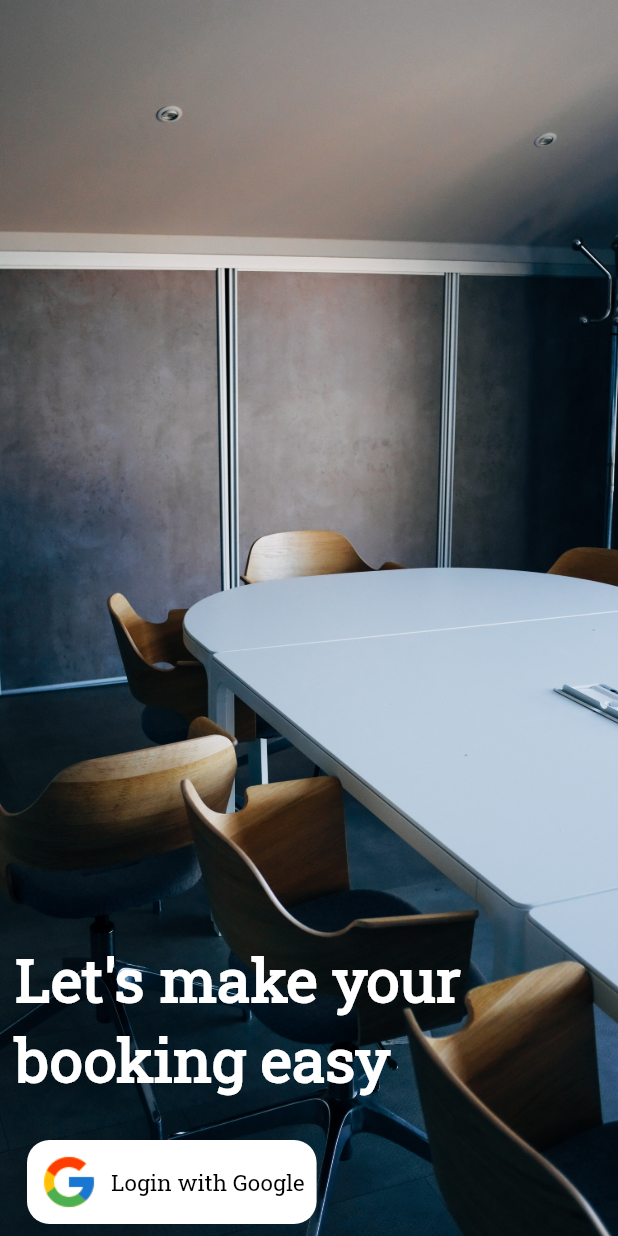
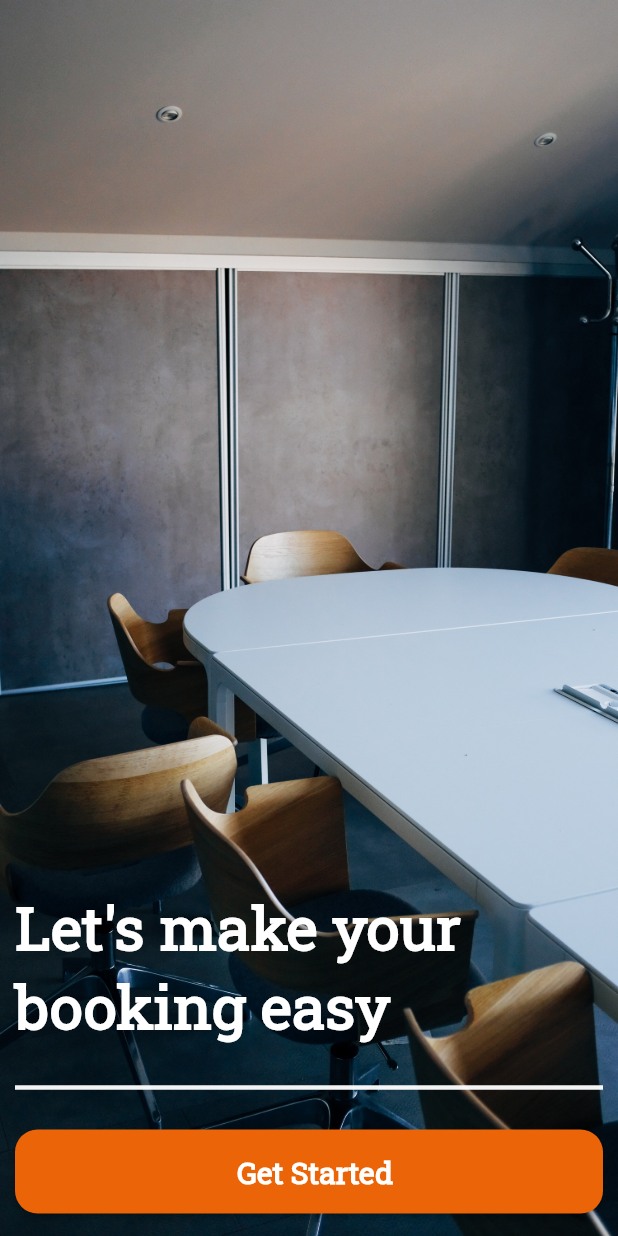
Before and after one commit to Sarthak-ONS/orely-booking-app, a Flutter app: the screen it shows after launch, on a phone screen of 412 x 824 dp. Run offline on Flutter 3.47's test engine with Material 2 defaults, Android fonts, the phone set to English and light mode, and no system bars; our stand-ins replace firebase_core; accounts and stored records are empty.

Commit message:
Added Login Screen

```diff
--- a/lib/Screens/login_screen.dart
+++ b/lib/Screens/login_screen.dart
@@ -1,3 +1,4 @@
+import 'package:bookingapp/appp_colors.dart';
 import 'package:flutter/material.dart';
 
 class LoginScreen extends StatefulWidget {
@@ -51,74 +52,35 @@ class _LoginScreenState extends State<LoginScreen> {
               const SizedBox(
                 height: 20,
               ),
-              Align(
-                alignment: Alignment.bottomLeft,
-                child: Padding(
-                  padding: const EdgeInsets.all(8.0),
-                  child: TextButton.icon(
-                    onPressed: () {},
-                    icon: Image.asset(
-                      'Assets/Images/google.png',
-                      height: 40,
-                    ),
-                    style: ButtonStyle(
-                      // padding: MaterialStateProperty.all(
-                      //   const EdgeInsets.symmetric(vertical: 5, horizontal: 30),
-                      // ),
-                      backgroundColor: MaterialStateProperty.all(
-                        Colors.white,
-                      ),
-                      shape: MaterialStateProperty.all(
-                        RoundedRectangleBorder(
-                          borderRadius: BorderRadius.circular(15.0),
-                        ),
-                      ),
-                    ),
-                    label: const Text(
-                      'Login with Google',
-                      style: TextStyle(
-                        color: Colors.black,
-                        fontWeight: FontWeight.w400,
-                        fontSize: 15,
-                      ),
-                    ),
+              Divider(
+                color: Colors.white.withOpacity(0.95),
+                thickness: 3,
+              ),
+              const SizedBox(
+                height: 20,
+              ),
+              ElevatedButton.icon(
+                icon: Container(),
+                style: ElevatedButton.styleFrom(
+                  primary: AppColors.primayColor,
+                  shape: RoundedRectangleBorder(
+                    borderRadius: BorderRadius.circular(15.0),
+                  ),
+                  padding: const EdgeInsets.symmetric(vertical: 15),
+                ),
+                onPressed: () {},
+                label: const Text(
+                  'Get Started',
+                  style: TextStyle(
+                    color: Colors.white,
+                    fontSize: 20,
+                    fontWeight: FontWeight.bold,
                   ),
                 ),
               ),
-              // Padding(
-              //   padding: const EdgeInsets.all(8.0),
-              //   child: Align(
-              //     alignment: Alignment.bottomCenter,
-              //     child: ElevatedButton.icon(
-              //       icon: Image.asset(
-              //         'Assets/Images/google.png',
-              //         height: 40,
-              //       ),
-              //       onPressed: () {},
-              //       label: const Text(
-              //         'Login with Google',
-              //         style: TextStyle(
-              //           color: Colors.black,
-              //           fontWeight: FontWeight.w400,
-              //           fontSize: 15,
-              //         ),
-              //       ),
-              //       style: ButtonStyle(
-              //         padding: MaterialStateProperty.all(
-              //           const EdgeInsets.symmetric(vertical: 5, horizontal: 30),
-              //         ),
-              //         backgroundColor: MaterialStateProperty.all(
-              //           Colors.white,
-              //         ),
-              //         shape: MaterialStateProperty.all(
-              //           RoundedRectangleBorder(
-              //             borderRadius: BorderRadius.circular(15.0),
-              //           ),
-              //         ),
-              //       ),
-              //     ),
-              //   ),
-              // )
+              const SizedBox(
+                height: 15.0,
+              )
             ],
           ),
         ),
```
